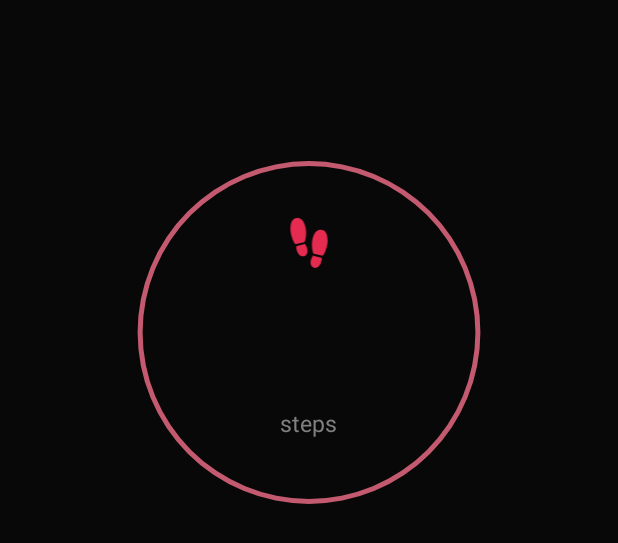
After one commit to KhyatiVyas13/DE_HealthyMe, an Android app: the layout fragment_home.xml on its own in the app's theme, with its tools: preview values and no code run, on a phone screen of 412 x 824 dp. The commit adds this screen. Shown: the top 543 px of the screen. Run offline under Robolectric (Android 15) with nearby library versions, the phone set to English and light mode, and no system bars; Roboto replaces fonts that are not available here.

Commit message:
HomeFragment added Navigation drawer updated

```diff
--- a/app/build.gradle
+++ b/app/build.gradle
@@ -24,6 +24,7 @@ dependencies {
     implementation 'androidx.appcompat:appcompat:1.2.0'
     implementation 'androidx.constraintlayout:constraintlayout:2.0.4'
     implementation 'com.mikhaellopez:circularprogressbar:3.0.3'
+    implementation 'androidx.legacy:legacy-support-v4:1.0.0'
     testImplementation 'junit:junit:4.13.1'
     androidTestImplementation 'androidx.test.ext:junit:1.1.2'
     androidTestImplementation 'androidx.test.espresso:espresso-core:3.3.0'
--- /dev/null
+++ b/app/src/main/res/layout/fragment_home.xml
@@ -0,0 +1,53 @@
+<?xml version="1.0" encoding="utf-8"?>
+<FrameLayout xmlns:android="http://schemas.android.com/apk/res/android"
+    xmlns:tools="http://schemas.android.com/tools"
+    android:layout_width="match_parent"
+    android:layout_height="match_parent"
+    tools:context=".HomeFragment"
+    android:background="@color/colorPrimary">
+
+    <ProgressBar
+        android:id="@+id/step_progress_bar"
+        style="?android:progressBarStyleHorizontal"
+        android:layout_width="277dp"
+        android:layout_height="306dp"
+        android:background="@drawable/circle_shape"
+        android:indeterminate="false"
+        android:progressDrawable="@drawable/circular_progress_bar"
+        android:layout_gravity="center"
+        android:layout_marginBottom="190sp"/>
+    <TextView
+        android:id="@+id/stepsTaken"
+        android:layout_width="wrap_content"
+        android:layout_height="wrap_content"
+        android:text=""
+        android:textColor="#D4D4D4"
+        android:textSize="38sp"
+        android:layout_gravity="center"
+        android:layout_marginBottom="175sp"/>
+
+    <TextView
+        android:id="@+id/totalSteps"
+        android:layout_width="wrap_content"
+        android:layout_height="wrap_content"
+        android:text="steps"
+        android:textColor="#818080"
+        android:textSize="15sp"
+        android:layout_gravity="center"
+        android:layout_marginBottom="130sp"/>
+
+    <ImageView
+        android:id="@+id/stepIcon"
+        android:layout_width="36dp"
+        android:layout_height="33dp"
+        android:src="@drawable/ic_footstep_1"
+        android:layout_gravity="center"
+        android:layout_marginBottom="250sp" />
+
+    <androidx.recyclerview.widget.RecyclerView
+        android:id="@+id/recyclerView"
+        android:layout_width="409dp"
+        android:layout_height="match_parent"
+        android:layout_marginTop="350sp" />
+
+</FrameLayout>
--- a/app/src/main/res/values/strings.xml
+++ b/app/src/main/res/values/strings.xml
@@ -1,4 +1,6 @@
 <resources>
     <string name="app_name">HealthyMe</string>
     <string name="healthyme">HealthyMe</string>
+    <!-- TODO: Remove or change this placeholder text -->
+    <string name="hello_blank_fragment">Hello blank fragment</string>
 </resources>
```
Also changed, not shown: app/src/main/java/c/njk/demo/HomeActivity.java (+82 -52 lines), app/src/main/java/c/njk/demo/HomeFragment.java (added, +89 -0 lines), app/src/main/java/c/njk/demo/SavedReportsFragment.java (added, +64 -0 lines), app/src/main/res/layout/activity_home.xml (+44 -41 lines), app/src/main/res/layout/fragment_profile.xml (+6 -6 lines), app/src/main/res/layout/fragment_saved_reports.xml (added, +11 -0 lines).
